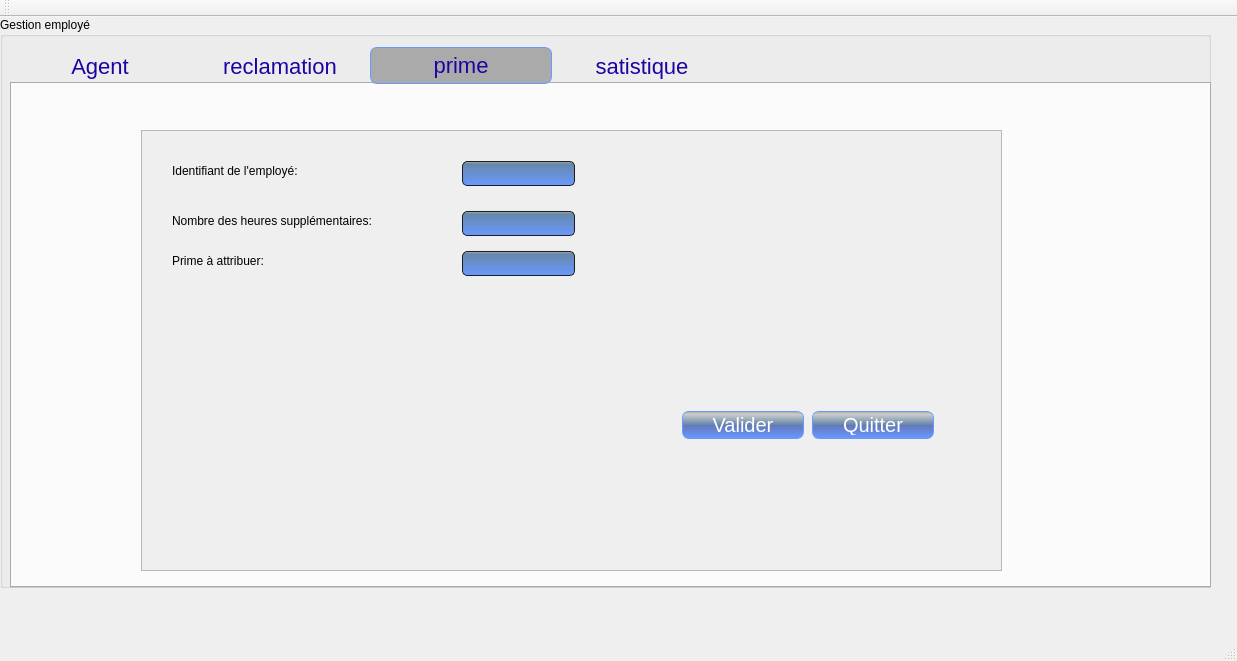
sirineghribi/SMART_RECRUITING_2A17, file mainwindow.ui: the form before one commit.
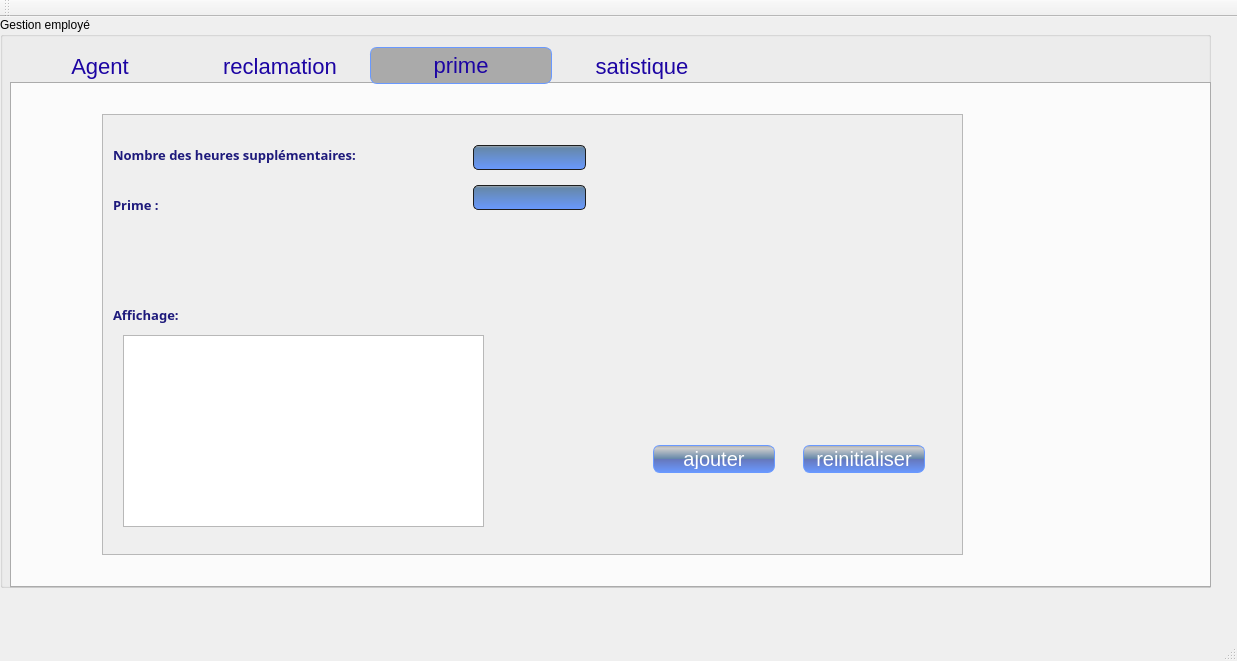
The form after the commit. The open tabs and pages were chosen to show the change.

```diff
--- a/mainwindow.ui
+++ b/mainwindow.ui
@@ -880,8 +880,8 @@
       <widget class="QScrollArea" name="scrollArea_4">
        <property name="geometry">
         <rect>
-         <x>129</x>
-         <y>46</y>
+         <x>90</x>
+         <y>30</y>
          <width>861</width>
          <height>441</height>
         </rect>
@@ -898,99 +898,135 @@
           <height>439</height>
          </rect>
         </property>
-        <widget class="QLineEdit" name="lineEdit_8">
-         <property name="geometry">
-          <rect>
-           <x>320</x>
-           <y>30</y>
-           <width>113</width>
-           <height>25</height>
-          </rect>
-         </property>
-        </widget>
-        <widget class="QLabel" name="label_15">
-         <property name="geometry">
-          <rect>
-           <x>30</x>
-           <y>30</y>
-           <width>221</width>
-           <height>20</height>
-          </rect>
-         </property>
-         <property name="text">
-          <string>Identifiant de l'employé:</string>
-         </property>
-        </widget>
         <widget class="QLabel" name="label_16">
          <property name="geometry">
           <rect>
-           <x>30</x>
-           <y>80</y>
-           <width>281</width>
+           <x>10</x>
+           <y>30</y>
+           <width>331</width>
            <height>20</height>
           </rect>
          </property>
+         <property name="font">
+          <font>
+           <family>Dubai</family>
+           <pointsize>10</pointsize>
+           <weight>75</weight>
+           <bold>true</bold>
+          </font>
+         </property>
+         <property name="styleSheet">
+          <string notr="true">border-color: rgb(0, 0, 127);
+color: rgb(30, 26, 124);</string>
+         </property>
          <property name="text">
           <string>Nombre des heures supplémentaires:</string>
          </property>
         </widget>
+        <widget class="QLineEdit" name="l_pa">
+         <property name="geometry">
+          <rect>
+           <x>370</x>
+           <y>70</y>
+           <width>113</width>
+           <height>25</height>
+          </rect>
+         </property>
+        </widget>
+        <widget class="QPushButton" name="pb_affecter">
+         <property name="geometry">
+          <rect>
+           <x>550</x>
+           <y>330</y>
+           <width>122</width>
+           <height>28</height>
+          </rect>
+         </property>
+         <property name="text">
+          <string>ajouter</string>
+         </property>
+        </widget>
+        <widget class="QLineEdit" name="l_nbh">
+         <property name="geometry">
+          <rect>
+           <x>370</x>
+           <y>30</y>
+           <width>113</width>
+           <height>25</height>
+          </rect>
+         </property>
+        </widget>
+        <widget class="QTableView" name="tab_prime">
+         <property name="geometry">
+          <rect>
+           <x>20</x>
+           <y>220</y>
+           <width>361</width>
+           <height>192</height>
+          </rect>
+         </property>
+        </widget>
+        <widget class="QLabel" name="label_15">
+         <property name="geometry">
+          <rect>
+           <x>10</x>
+           <y>80</y>
+           <width>69</width>
+           <height>20</height>
+          </rect>
+         </property>
+         <property name="font">
+          <font>
+           <family>Dubai</family>
+           <pointsize>10</pointsize>
+           <weight>75</weight>
+           <bold>true</bold>
+          </font>
+         </property>
+         <property name="styleSheet">
+          <string notr="true">border-color: rgb(0, 0, 127);
+color: rgb(30, 26, 124);</string>
+         </property>
+         <property name="text">
+          <string>Prime :</string>
+         </property>
+        </widget>
+        <widget class="QPushButton" name="pb_rein_p">
+         <property name="geometry">
+          <rect>
+           <x>700</x>
+           <y>330</y>
+           <width>122</width>
+           <height>28</height>
+          </rect>
+         </property>
+         <property name="text">
+          <string>reinitialiser</string>
+         </property>
+        </widget>
         <widget class="QLabel" name="label_17">
          <property name="geometry">
           <rect>
-           <x>30</x>
-           <y>120</y>
-           <width>141</width>
+           <x>10</x>
+           <y>190</y>
+           <width>91</width>
            <height>20</height>
           </rect>
          </property>
-         <property name="text">
-          <string>Prime à attribuer:</string>
+         <property name="font">
+          <font>
+           <family>Dubai</family>
+           <pointsize>10</pointsize>
+           <weight>75</weight>
+           <bold>true</bold>
+          </font>
          </property>
-        </widget>
-        <widget class="QLineEdit" name="lineEdit_9">
-         <property name="geometry">
-          <rect>
-           <x>320</x>
-           <y>120</y>
-           <width>113</width>
-           <height>25</height>
-          </rect>
+         <property name="styleSheet">
+          <string notr="true">border-color: rgb(0, 0, 127);
+color: rgb(30, 26, 124);</string>
          </property>
-        </widget>
-        <widget class="QPushButton" name="pushButton_11">
-         <property name="geometry">
-          <rect>
-           <x>670</x>
-           <y>280</y>
-           <width>122</width>
-           <height>28</height>
-          </rect>
-         </property>
          <property name="text">
-          <string>Quitter</string>
-         </property>
-        </widget>
-        <widget class="QPushButton" name="pushButton_10">
-         <property name="geometry">
-          <rect>
-           <x>540</x>
-           <y>280</y>
-           <width>122</width>
-           <height>28</height>
-          </rect>
-         </property>
-         <property name="text">
-          <string>Valider</string>
-         </property>
-        </widget>
-        <widget class="QLineEdit" name="lineEdit">
-         <property name="geometry">
-          <rect>
-           <x>320</x>
-           <y>80</y>
-           <width>113</width>
-           <height>25</height>
-          </rect>
+          <string>Affichage:</string>
          </property>
         </widget>
        </widget>
```
Left out of the diff: 173 changed lines with no effect on the pictures.
